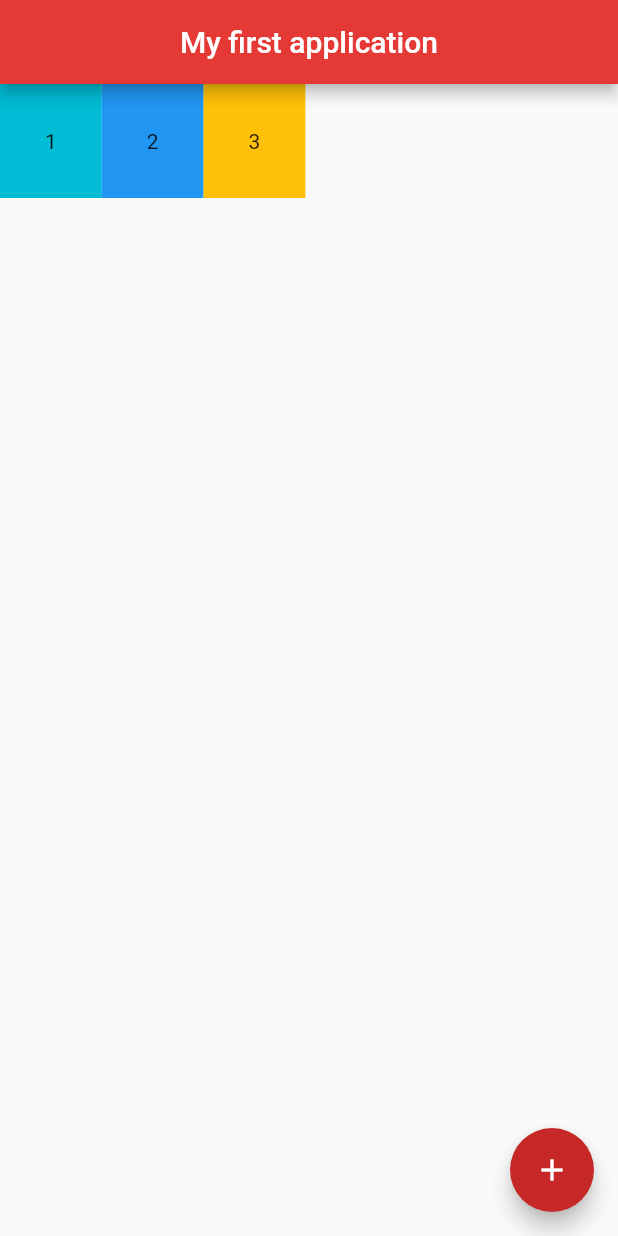
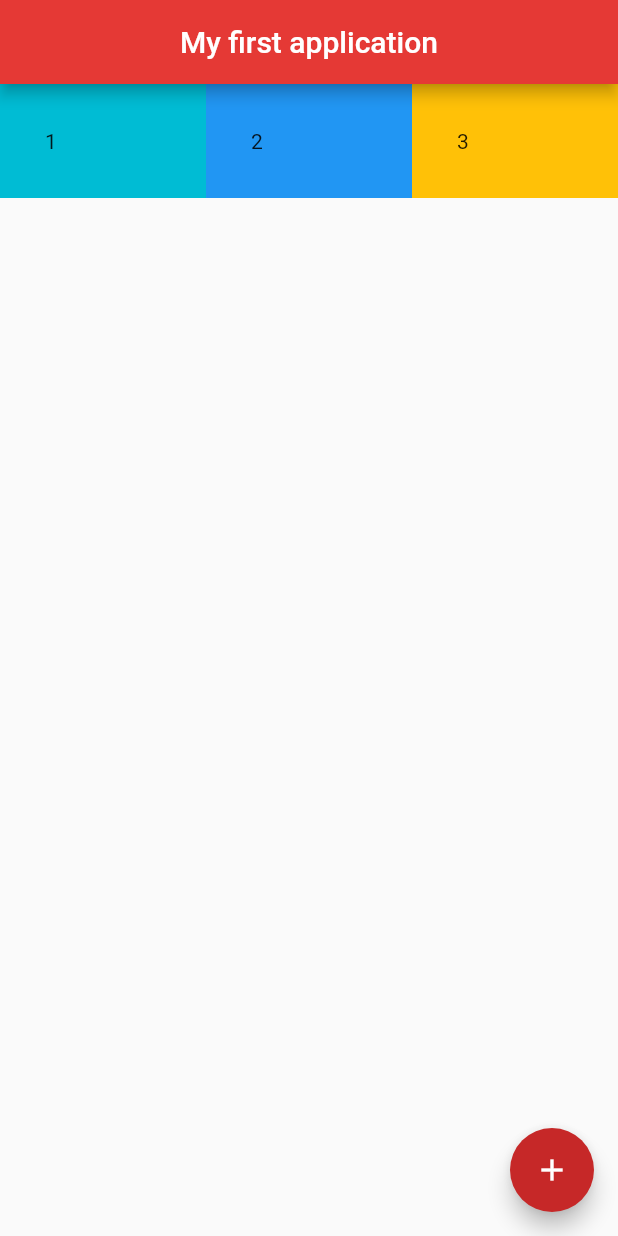
Before and after one commit to cliffaust/first-flutter-app, a Flutter app: the screen it shows after launch, on a phone screen of 412 x 824 dp. Run offline on Flutter 3.47's test engine with Material 2 defaults, Android fonts, the phone set to English and light mode, and no system bars; project files that could hold a hidden picture were left out.

Commit message:
added lines of code

```diff
--- a/lib/main.dart
+++ b/lib/main.dart
@@ -16,20 +16,26 @@ class Home extends StatelessWidget {
         ),
         body: Row(
             children: [
-              Container(
+              Expanded(
+                child: Container(
                   color: Colors.cyan,
                   padding: const EdgeInsets.all(30.0),
                   child: const Text('1'),
                 ),
-              Container(
+              ),
+              Expanded(
+                child: Container(
                   color: Colors.blue,
                   padding: const EdgeInsets.all(30.0),
                   child: const Text("2"),
                 ),
-              Container(
+              ),
+              Expanded(
+                child: Container(
                   color: Colors.amber,
                   padding: const EdgeInsets.all(30.0),
                   child: const Text("3"),
+                ),
               ),
             ],
         ),
```
Lines whose indentation alone changed are shown as unchanged.
